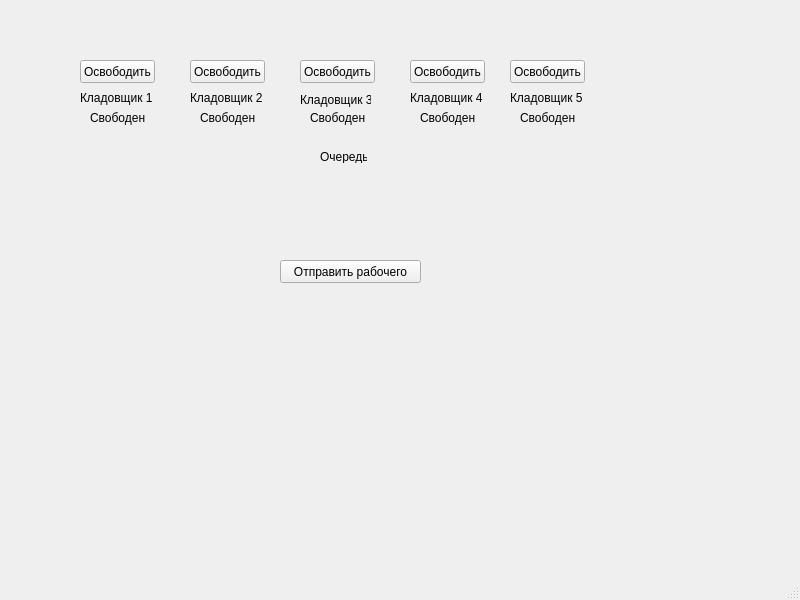
Above: mainwindow.ui from 86274/GUI_OOP_KR before the change. Below: the same form after it.
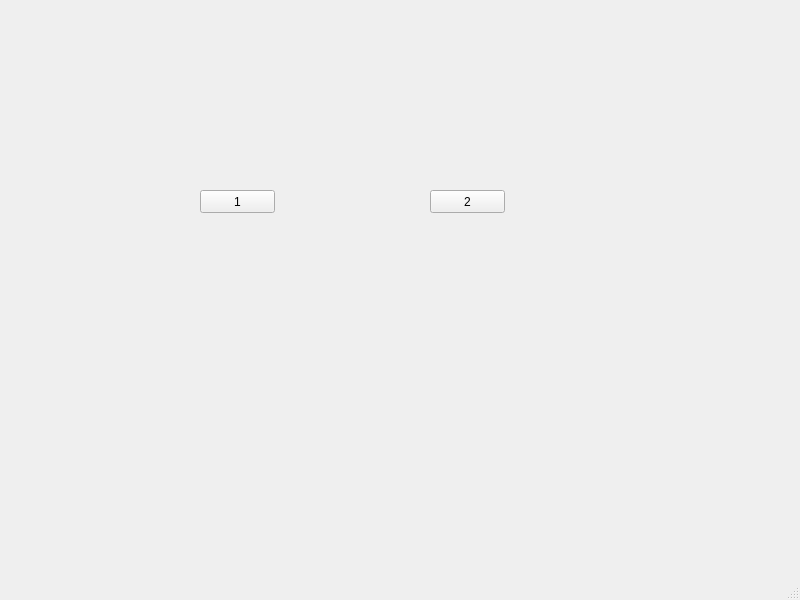
That is the form after the change.

```diff
--- a/mainwindow.ui
+++ b/mainwindow.ui
@@ -14,294 +14,30 @@
    <string>MainWindow</string>
   </property>
   <widget class="QWidget" name="centralwidget">
-   <widget class="QPushButton" name="pushGo">
-    <property name="geometry">
-     <rect>
-      <x>280</x>
-      <y>260</y>
-      <width>141</width>
-      <height>23</height>
-     </rect>
-    </property>
-    <property name="text">
-     <string>Отправить рабочего</string>
-    </property>
-   </widget>
-   <widget class="QLabel" name="cladMans">
-    <property name="enabled">
-     <bool>true</bool>
-    </property>
-    <property name="geometry">
-     <rect>
-      <x>80</x>
-      <y>90</y>
-      <width>81</width>
-      <height>16</height>
-     </rect>
-    </property>
-    <property name="text">
-     <string>Кладовщик 1</string>
-    </property>
-   </widget>
-   <widget class="QLabel" name="freeMans">
-    <property name="enabled">
-     <bool>true</bool>
-    </property>
-    <property name="geometry">
-     <rect>
-      <x>90</x>
-      <y>110</y>
-      <width>61</width>
-      <height>16</height>
-     </rect>
-    </property>
-    <property name="text">
-     <string>Свободен</string>
-    </property>
-   </widget>
-   <widget class="QLabel" name="freeMans_2">
-    <property name="enabled">
-     <bool>true</bool>
-    </property>
+   <widget class="QPushButton" name="pushButton">
     <property name="geometry">
      <rect>
       <x>200</x>
-      <y>110</y>
-      <width>61</width>
-      <height>16</height>
-     </rect>
-    </property>
-    <property name="text">
-     <string>Свободен</string>
-    </property>
-   </widget>
-   <widget class="QLabel" name="cladMans_2">
-    <property name="enabled">
-     <bool>true</bool>
-    </property>
-    <property name="geometry">
-     <rect>
-      <x>190</x>
-      <y>90</y>
-      <width>91</width>
-      <height>16</height>
-     </rect>
-    </property>
-    <property name="text">
-     <string>Кладовщик 2</string>
-    </property>
-   </widget>
-   <widget class="QLabel" name="freeMans_3">
-    <property name="enabled">
-     <bool>true</bool>
-    </property>
-    <property name="geometry">
-     <rect>
-      <x>310</x>
-      <y>110</y>
-      <width>61</width>
-      <height>16</height>
-     </rect>
-    </property>
-    <property name="text">
-     <string>Свободен</string>
-    </property>
-   </widget>
-   <widget class="QLabel" name="cladMans_3">
-    <property name="enabled">
-     <bool>true</bool>
-    </property>
-    <property name="geometry">
-     <rect>
-      <x>300</x>
-      <y>90</y>
-      <width>71</width>
-      <height>20</height>
-     </rect>
-    </property>
-    <property name="text">
-     <string>Кладовщик 3</string>
-    </property>
-   </widget>
-   <widget class="QLabel" name="freeMans_4">
-    <property name="enabled">
-     <bool>true</bool>
-    </property>
-    <property name="geometry">
-     <rect>
-      <x>420</x>
-      <y>110</y>
-      <width>61</width>
-      <height>16</height>
-     </rect>
-    </property>
-    <property name="text">
-     <string>Свободен</string>
-    </property>
-   </widget>
-   <widget class="QLabel" name="cladMans_4">
-    <property name="enabled">
-     <bool>true</bool>
-    </property>
-    <property name="geometry">
-     <rect>
-      <x>410</x>
-      <y>90</y>
-      <width>91</width>
-      <height>16</height>
-     </rect>
-    </property>
-    <property name="text">
-     <string>Кладовщик 4</string>
-    </property>
-   </widget>
-   <widget class="QLabel" name="freeMans_5">
-    <property name="enabled">
-     <bool>true</bool>
-    </property>
-    <property name="geometry">
-     <rect>
-      <x>520</x>
-      <y>110</y>
-      <width>61</width>
-      <height>16</height>
-     </rect>
-    </property>
-    <property name="text">
-     <string>Свободен</string>
-    </property>
-   </widget>
-   <widget class="QLabel" name="cladMans_5">
-    <property name="enabled">
-     <bool>true</bool>
-    </property>
-    <property name="geometry">
-     <rect>
-      <x>510</x>
-      <y>90</y>
-      <width>91</width>
-      <height>16</height>
-     </rect>
-    </property>
-    <property name="text">
-     <string>Кладовщик 5</string>
-    </property>
-   </widget>
-   <widget class="QLabel" name="label">
-    <property name="geometry">
-     <rect>
-      <x>320</x>
-      <y>150</y>
-      <width>47</width>
-      <height>13</height>
-     </rect>
-    </property>
-    <property name="text">
-     <string>Очередь</string>
-    </property>
-   </widget>
-   <widget class="QLabel" name="queue_0">
-    <property name="geometry">
-     <rect>
-      <x>320</x>
-      <y>170</y>
-      <width>47</width>
-      <height>13</height>
-     </rect>
-    </property>
-    <property name="text">
-     <string/>
-    </property>
-   </widget>
-   <widget class="QLabel" name="queue_1">
-    <property name="geometry">
-     <rect>
-      <x>320</x>
-      <y>200</y>
-      <width>47</width>
-      <height>13</height>
-     </rect>
-    </property>
-    <property name="text">
-     <string/>
-    </property>
-   </widget>
-   <widget class="QLabel" name="noQueue">
-    <property name="geometry">
-     <rect>
-      <x>230</x>
-      <y>230</y>
-      <width>281</width>
-      <height>20</height>
-     </rect>
-    </property>
-    <property name="text">
-     <string>&lt;html&gt;&lt;head/&gt;&lt;body&gt;&lt;p align=&quot;center&quot;&gt;&lt;span style=&quot; color:#aa0000;&quot;&gt;&lt;br/&gt;&lt;/span&gt;&lt;/p&gt;&lt;/body&gt;&lt;/html&gt;</string>
-    </property>
-   </widget>
-   <widget class="QPushButton" name="pushFree">
-    <property name="geometry">
-     <rect>
-      <x>80</x>
-      <y>60</y>
+      <y>190</y>
       <width>75</width>
       <height>23</height>
      </rect>
     </property>
     <property name="text">
-     <string>Освободить</string>
+     <string>1</string>
     </property>
    </widget>
    <widget class="QPushButton" name="pushFree2">
     <property name="geometry">
      <rect>
-      <x>190</x>
-      <y>60</y>
+      <x>430</x>
+      <y>190</y>
       <width>75</width>
       <height>23</height>
      </rect>
     </property>
     <property name="text">
-     <string>Освободить</string>
-    </property>
-   </widget>
-   <widget class="QPushButton" name="pushFree3">
-    <property name="geometry">
-     <rect>
-      <x>300</x>
-      <y>60</y>
-      <width>75</width>
-      <height>23</height>
-     </rect>
-    </property>
-    <property name="text">
-     <string>Освободить</string>
-    </property>
-   </widget>
-   <widget class="QPushButton" name="pushFree4">
-    <property name="geometry">
-     <rect>
-      <x>410</x>
-      <y>60</y>
-      <width>75</width>
-      <height>23</height>
-     </rect>
-    </property>
-    <property name="text">
-     <string>Освободить</string>
-    </property>
-   </widget>
-   <widget class="QPushButton" name="pushFree5">
-    <property name="geometry">
-     <rect>
-      <x>510</x>
-      <y>60</y>
-      <width>75</width>
-      <height>23</height>
-     </rect>
-    </property>
-    <property name="text">
-     <string>Освободить</string>
+     <string>2</string>
     </property>
    </widget>
   </widget>
```
Left out of the diff: 2 changed lines with no effect on the pictures.
